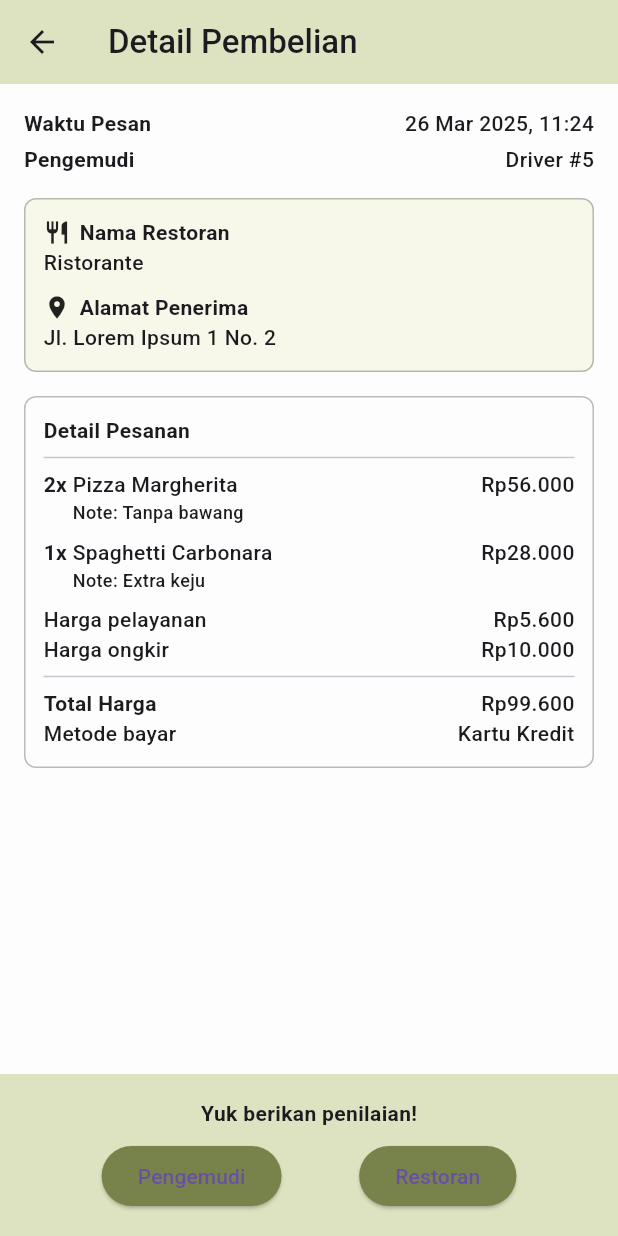
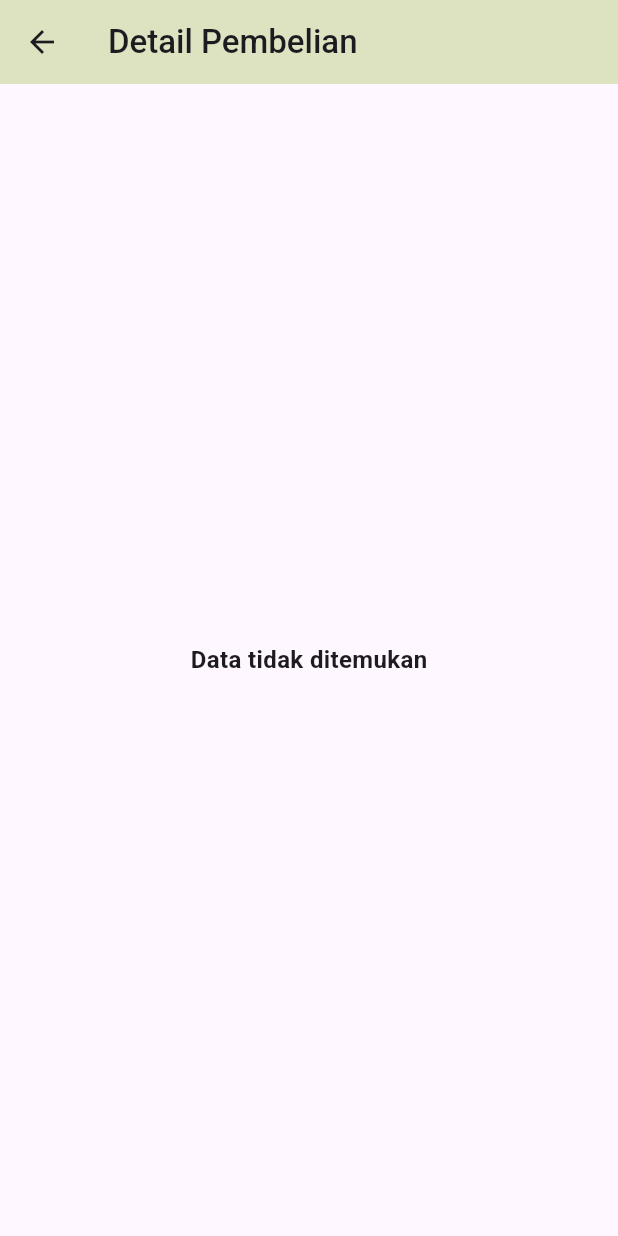
Before and after one commit to jasonrivalino/ta_nutrisenior_app, a Flutter app: the DoneHistoryDetailsView screen opened directly with empty values, on a phone screen of 412 x 824 dp. Run offline on Flutter 3.47's test engine with Material 3 defaults, Android fonts, the phone set to English and light mode, and no system bars; our stand-ins replace connectivity_plus, flutter_local_notifications, fluttertoast, font_awesome_flutter, go_router, google_sign_in and 2 more.

```diff
--- a/lib/config/routes.dart
+++ b/lib/config/routes.dart
@@ -144,21 +144,16 @@ final GoRouter router = GoRouter(
       path: Routes.history,
       builder: (context, state) => const HistoryListView(),
     ),
-    // GoRoute(
-    //   path: '/history/done/details/:id',
-    //   builder: (context, state) {
-    //     final id = int.tryParse(state.pathParameters['id'] ?? '0') ?? 0;
-    //     final extra = state.extra as Map<String, dynamic>?;
+    GoRoute(
+      path: '/history/done/details/:id',
+      builder: (context, state) {
+        final id = state.extra != null && state.extra is Map<String, dynamic>
+            ? (state.extra as Map<String, dynamic>)['id'] as int?
+            : int.tryParse(state.pathParameters['id'] ?? '');
 
-    //     return DoneHistoryDetailsView(
-    //       id: id,
-    //       orderDate: extra?['orderDate'],
-    //       image: extra?['image'],
-    //       businessName: extra?['businessName'],
-    //       totalPrice: extra?['totalPrice'],
-    //     );
-    //   },
-    // ),
+        return DoneHistoryDetailsView(id: id ?? 0);
+      },
+    ),
 
     // Chat
     GoRoute(
--- a/lib/features/HistorySection/DoneHistory/done_history_details_view.dart
+++ b/lib/features/HistorySection/DoneHistory/done_history_details_view.dart
@@ -1,181 +1,87 @@
 import 'package:flutter/material.dart';
 import 'package:go_router/go_router.dart';
-import 'package:intl/intl.dart';
+import 'package:ta_nutrisenior_app/shared/styles/colors.dart';
 
+import '../../../shared/widgets/appbar.dart';
 import 'done_history_details_data.dart';
+import 'done_history_details_widget.dart';
 
 class DoneHistoryDetailsView extends StatelessWidget {
-  const DoneHistoryDetailsView({super.key, required int id});
+  final int id;
+
+  const DoneHistoryDetailsView({
+    super.key,
+    required this.id
+  });
 
   @override
   Widget build(BuildContext context) {
-    final order = doneHistoryDetailsList[0];
+    final order = doneHistoryDetailsList.firstWhere(
+      (item) => item['id'] == id,
+      orElse: () => {},
+    );
 
+    if (order.isEmpty) {
+      return Scaffold(
+        appBar: AppBar(
+          title: const Text('Detail Pembelian'),
+          backgroundColor: const Color(0xFFDDE3C1),
+        ),
+        body: const Center(
+          child: Text(
+            'Data tidak ditemukan',
+            style: TextStyle(fontSize: 16, fontWeight: FontWeight.bold),
+          ),
+        ),
+      );
+    }
+
+    // Now safe to access order fields
     int totalOrderPrice = order['orderList']
         .fold(0, (sum, item) => sum + (item['price'] as int) * (item['quantity'] as int));
-
     num totalPrice = totalOrderPrice + order['serviceFee'] + order['deliveryFee'];
 
     return Scaffold(
-      backgroundColor: const Color(0xFFFDFDFD),
-      appBar: AppBar(
-        title: const Text('Detail Pembelian'),
-        backgroundColor: const Color(0xFFDDE3C1),
-        elevation: 0,
-        leading: IconButton(
-          icon: const Icon(Icons.arrow_back),
-          onPressed: () => context.pop(),
+      backgroundColor: AppColors.soapstone,
+      appBar: CustomAppBar(
+        title: 'Detail Pembelian',
+        showBackButton: true,
       ),
-      ),
-      body: ListView(
+      body: SingleChildScrollView(
         padding: const EdgeInsets.all(16),
+        child: Column(
+          crossAxisAlignment: CrossAxisAlignment.start,
           children: [
             // Waktu & Pengemudi
-          Row(
-            mainAxisAlignment: MainAxisAlignment.spaceBetween,
-            children: [
-              Text("Waktu Pesan", style: TextStyle(fontWeight: FontWeight.bold)),
-              Text(DateFormat('d MMM y, HH:mm').format(order['orderDate'])),
-            ],
+            DoneOrderTimeDriverCard(
+              orderDate: order['orderDate'],
+              driverName: order['driverName'],
             ),
-          const SizedBox(height: 4),
-          Row(
-            mainAxisAlignment: MainAxisAlignment.spaceBetween,
-            children: [
-              Text("Pengemudi", style: TextStyle(fontWeight: FontWeight.bold)),
-              Text(order['driverName']),
-            ],
-          ),
+
             const SizedBox(height: 16),
 
             // Nama Restoran & Alamat
-          Container(
-            padding: const EdgeInsets.all(12),
-            decoration: BoxDecoration(
-              color: const Color(0xFFF7F8EA),
-              border: Border.all(color: Colors.black26),
-              borderRadius: BorderRadius.circular(8),
+            DoneOrderAddressCard(
+              businessName: order['businessName'],
+              addressReceiver: order['addressReceiver'],
             ),
-            child: Column(
-              crossAxisAlignment: CrossAxisAlignment.start,
-              children: [
-                Row(
-                  children: [
-                    const Icon(Icons.restaurant, size: 18),
-                    const SizedBox(width: 6),
-                    const Text('Nama Restoran', style: TextStyle(fontWeight: FontWeight.bold)),
-                  ],
-                ),
-                Text(order['businessName']),
-                const SizedBox(height: 10),
-                Row(
-                  children: [
-                    const Icon(Icons.location_on, size: 18),
-                    const SizedBox(width: 6),
-                    const Text('Alamat Penerima', style: TextStyle(fontWeight: FontWeight.bold)),
-                  ],
-                ),
-                Text(order['addressReceiver']),
-              ],
-            ),
-          ),
+
             const SizedBox(height: 16),
 
             // Detail Pesanan
-          Container(
-            padding: const EdgeInsets.all(12),
-            decoration: BoxDecoration(
-              border: Border.all(color: Colors.black26),
-              borderRadius: BorderRadius.circular(8),
-            ),
-            child: Column(
-              crossAxisAlignment: CrossAxisAlignment.start,
-              children: [
-                const Text('Detail Pesanan', style: TextStyle(fontWeight: FontWeight.bold)),
-                const Divider(),
-
-                ...order['orderList'].map<Widget>((item) {
-                  return Padding(
-                    padding: const EdgeInsets.only(bottom: 8.0),
-                    child: Row(
-                      crossAxisAlignment: CrossAxisAlignment.start,
-                      children: [
-                        Text('${item['quantity']}x ', style: const TextStyle(fontWeight: FontWeight.bold)),
-                        Expanded(
-                          child: Column(
-                            crossAxisAlignment: CrossAxisAlignment.start,
-                            children: [
-                              Text(item['name']),
-                              if (item['notes'] != null && item['notes'].toString().isNotEmpty)
-                                Text('Note: ${item['notes']}', style: const TextStyle(fontSize: 12)),
-                            ],
-                          ),
-                        ),
-                        Text('Rp${(item['price'] * item['quantity']).toString().replaceAllMapped(RegExp(r'(\d{1,3})(?=(\d{3})+(?!\d))'), (Match m) => '${m[1]}.')}'),
-                      ],
-                    ),
-                  );
-                }).toList(),
-
-                Row(
-                  mainAxisAlignment: MainAxisAlignment.spaceBetween,
-                  children: [
-                    const Text("Harga pelayanan"),
-                    Text('Rp${order['serviceFee'].toString().replaceAllMapped(RegExp(r'(\d{1,3})(?=(\d{3})+(?!\d))'), (m) => '${m[1]}.')}'),
-                  ],
-                ),
-                Row(
-                  mainAxisAlignment: MainAxisAlignment.spaceBetween,
-                  children: [
-                    const Text("Harga ongkir"),
-                    Text('Rp${order['deliveryFee'].toString().replaceAllMapped(RegExp(r'(\d{1,3})(?=(\d{3})+(?!\d))'), (m) => '${m[1]}.')}'),
-                  ],
-                ),
-                const Divider(),
-                Row(
-                  mainAxisAlignment: MainAxisAlignment.spaceBetween,
-                  children: [
-                    const Text("Total Harga", style: TextStyle(fontWeight: FontWeight.bold)),
-                    Text('Rp${totalPrice.toString().replaceAllMapped(RegExp(r'(\d{1,3})(?=(\d{3})+(?!\d))'), (m) => '${m[1]}.')}'),
-                  ],
-                ),
-                Row(
-                  mainAxisAlignment: MainAxisAlignment.spaceBetween,
-                  children: [
-                    const Text("Metode bayar"),
-                    Text(order['paymentMethod']),
-                  ],
+            DoneOrderDetailsCard(
+              orderList: order['orderList'],
+              serviceFee: order['serviceFee'],
+              deliveryFee: order['deliveryFee'],
+              totalPrice: totalPrice.toInt(),
+              paymentMethod: order['paymentMethod'],
             ),
           ],
         ),
       ),
-        ],
-      ),
-      bottomNavigationBar: Container(
-        color: const Color(0xFFDDE3C1),
-        padding: const EdgeInsets.all(16),
-        child: Column(
-          mainAxisSize: MainAxisSize.min,
-          children: [
-            const Text("Yuk berikan penilaian!", style: TextStyle(fontWeight: FontWeight.bold)),
-            const SizedBox(height: 8),
-            Row(
-              mainAxisAlignment: MainAxisAlignment.spaceEvenly,
-              children: [
-                ElevatedButton(
-                  style: ElevatedButton.styleFrom(backgroundColor: const Color(0xFF78824B)),
-                  onPressed: () {},
-                  child: const Text("Pengemudi"),
-                ),
-                ElevatedButton(
-                  style: ElevatedButton.styleFrom(backgroundColor: const Color(0xFF78824B)),
-                  onPressed: () {},
-                  child: const Text("Restoran"),
-                ),
-              ],
-            ),
-          ],
-        ),
+      bottomNavigationBar: GiveRatingBottomNavbar(
+        onDriverPressed: () {},
+        onRestaurantPressed: () {},
       ),
     );
   }
```
Also changed, not shown: lib/features/HistorySection/DoneHistory/done_history_details_widget.dart (+459 -0 lines), lib/shared/widgets/product_card/history_card_list.dart (+3 -11 lines). Lines whose indentation alone changed are shown as unchanged.
